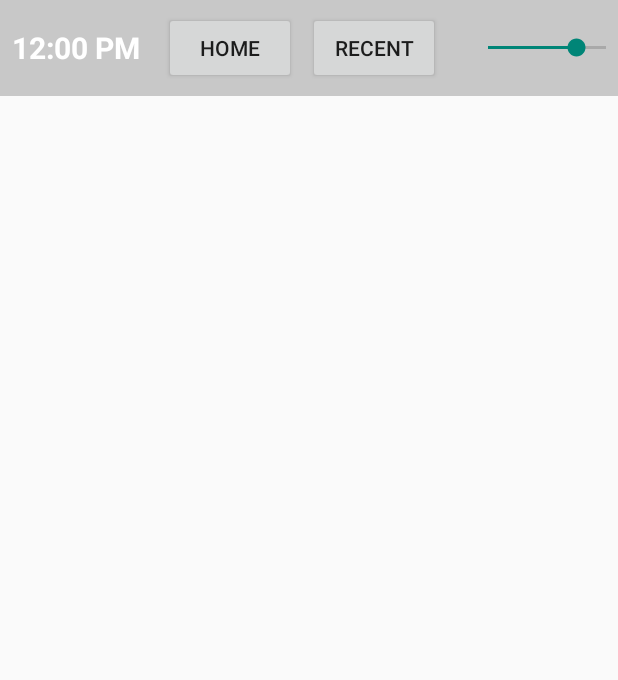
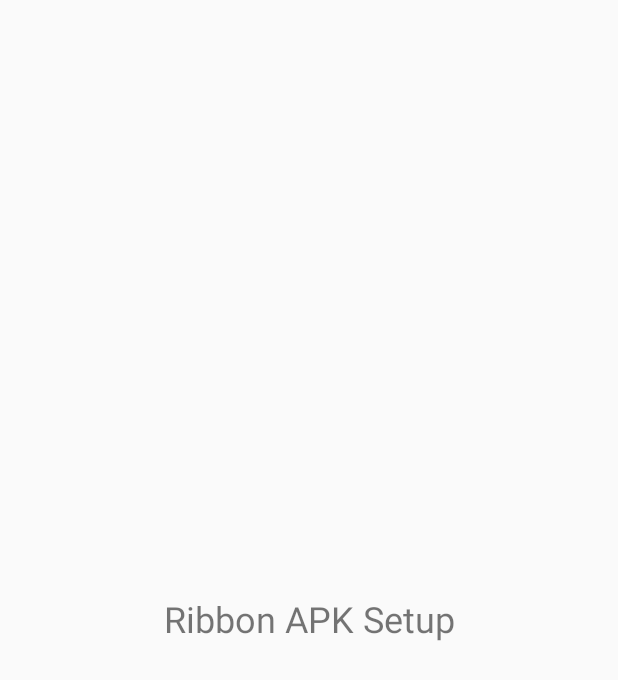
Before and after one commit to RioChx/Build-Android-Ribbon-APK, an Android app: the layout ribbon_layout.xml on its own in the app's theme, with its tools: preview values and no code run, on a phone screen of 412 x 824 dp. Shown: the top 680 px of the screen. Run offline under Robolectric (Android 15) with nearby library versions, the phone set to English and light mode, and no system bars.

Commit message:
Update ribbon_layout.xml

```diff
--- a/app/src/main/res/layout/ribbon_layout.xml
+++ b/app/src/main/res/layout/ribbon_layout.xml
@@ -1,42 +1,19 @@
 <?xml version="1.0" encoding="utf-8"?>
-<LinearLayout
-    xmlns:android="http://schemas.android.com/apk/res/android"
-    android:layout_width="wrap_content"
-    android:layout_height="wrap_content"
-    android:orientation="horizontal"
-    android:padding="8dp"
-    android:gravity="center_vertical"
-    android:background="#33000000"> <TextView
-        android:id="@+id/digital_clock"
+<androidx.constraintlayout.widget.ConstraintLayout xmlns:android="http://schemas.android.com/apk/res/android"
+    xmlns:app="http://schemas.android.com/apk/res-auto"
+    xmlns:tools="http://schemas.android.com/tools"
+    android:layout_width="match_parent"
+    android:layout_height="match_parent"
+    tools:context=".MainActivity">
+
+    <TextView
         android:layout_width="wrap_content"
         android:layout_height="wrap_content"
-        android:textColor="@android:color/white"
-        android:textSize="20sp"
-        android:textStyle="bold"
-        android:paddingEnd="16dp"
-        android:text="12:00 PM" />
+        android:text="Ribbon APK Setup"
+        android:textSize="24sp"
+        app:layout_constraintBottom_toBottomOf="parent"
+        app:layout_constraintEnd_toEndOf="parent"
+        app:layout_constraintStart_toStartOf="parent"
+        app:layout_constraintTop_toTopOf="parent" />
 
-    <Button
-        android:id="@+id/btn_home"
-        android:layout_width="wrap_content"
-        android:layout_height="wrap_content"
-        android:text="Home" />
-
-    <Button
-        android:id="@+id/btn_recent"
-        android:layout_width="wrap_content"
-        android:layout_height="wrap_content"
-        android:layout_marginStart="8dp"
-        android:text="Recent" />
-
-    <SeekBar
-        android:id="@+id/volume_bar"
-        android:layout_width="150dp"
-        android:layout_height="wrap_content"
-        android:layout_marginStart="16dp"
-        android:max="100"
-        android:progress="50"
-        android:paddingTop="8dp"
-        android:paddingBottom="8dp"/>
-
-</LinearLayout>
+</androidx.constraintlayout.widget.ConstraintLayout>
```
